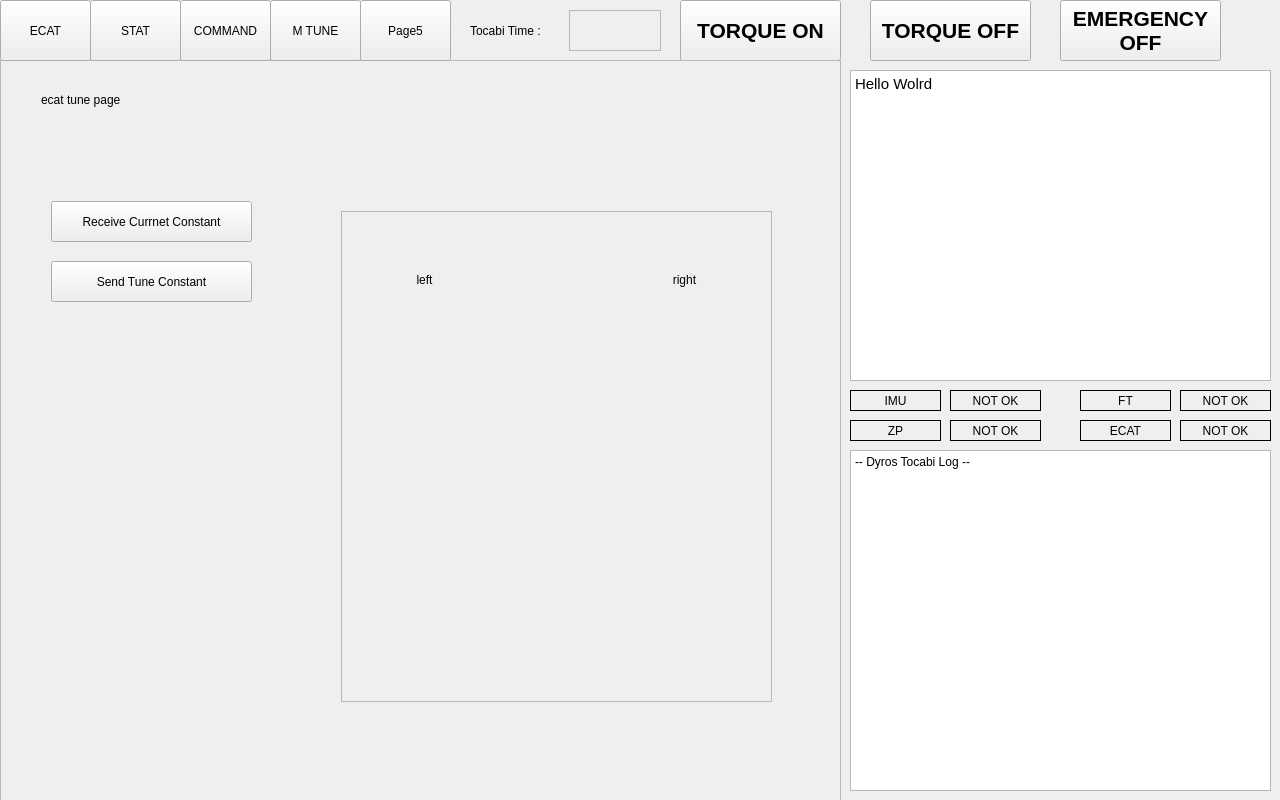
Before: the Qt Designer form tocabi_gui/src/tocabi_gui.ui in saga0619/dyros_tocabi, drawn with Qt 5.
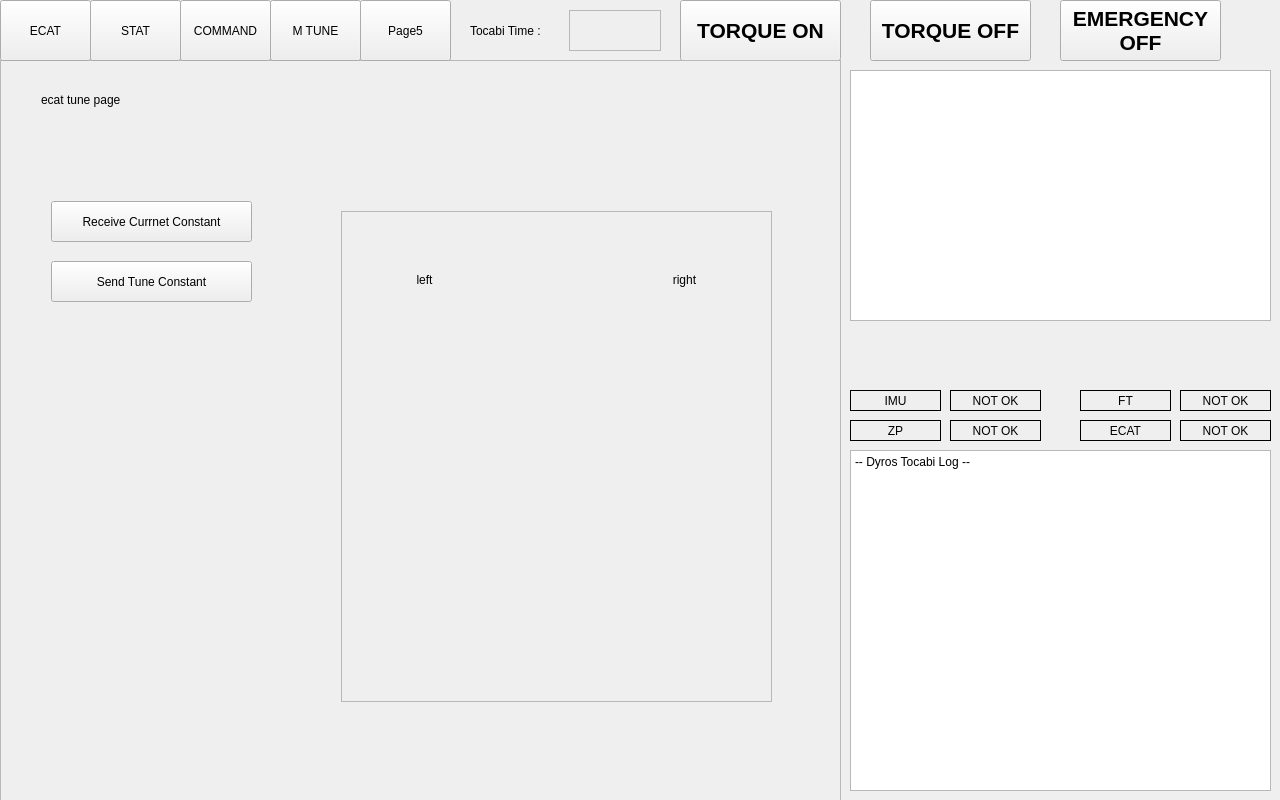
After: the same form once the commit is applied.

What changed in the file:
```diff
--- a/tocabi_gui/src/tocabi_gui.ui
+++ b/tocabi_gui/src/tocabi_gui.ui
@@ -2305,23 +2305,6 @@
     <set>Qt::AlignCenter</set>
    </property>
   </widget>
-  <widget class="QTextBrowser" name="textBrowser">
-   <property name="geometry">
-    <rect>
-     <x>850</x>
-     <y>70</y>
-     <width>421</width>
-     <height>311</height>
-    </rect>
-   </property>
-   <property name="html">
-    <string>&lt;!DOCTYPE HTML PUBLIC &quot;-//W3C//DTD HTML 4.0//EN&quot; &quot;http://www.w3.org/TR/REC-html40/strict.dtd&quot;&gt;
-&lt;html&gt;&lt;head&gt;&lt;meta name=&quot;qrichtext&quot; content=&quot;1&quot; /&gt;&lt;style type=&quot;text/css&quot;&gt;
-p, li { white-space: pre-wrap; }
-&lt;/style&gt;&lt;/head&gt;&lt;body style=&quot; font-family:'Ubuntu'; font-size:11pt; font-weight:400; font-style:normal;&quot;&gt;
-&lt;p style=&quot; margin-top:0px; margin-bottom:0px; margin-left:0px; margin-right:0px; -qt-block-indent:0; text-indent:0px;&quot;&gt;&lt;span style=&quot; font-family:'Ubuntu'; color:#000000;&quot;&gt;Hello Wolrd&lt;/span&gt;&lt;span style=&quot; font-family:'Ubuntu';&quot;&gt;&lt;br /&gt;&lt;/span&gt;&lt;/p&gt;&lt;/body&gt;&lt;/html&gt;</string>
-   </property>
-  </widget>
   <widget class="QLabel" name="label_35">
    <property name="geometry">
     <rect>
@@ -2410,6 +2393,16 @@
     <set>Qt::AlignCenter</set>
    </property>
   </widget>
+  <widget class="QGraphicsView" name="graphicsView">
+   <property name="geometry">
+    <rect>
+     <x>850</x>
+     <y>70</y>
+     <width>421</width>
+     <height>251</height>
+    </rect>
+   </property>
+  </widget>
  </widget>
  <resources/>
  <connections/>
```
Left out of the diff: 8 changed lines with no effect on the pictures.
